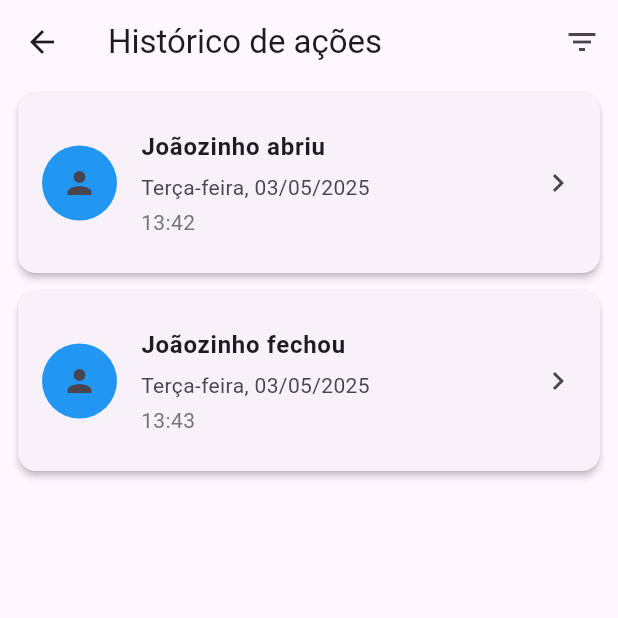
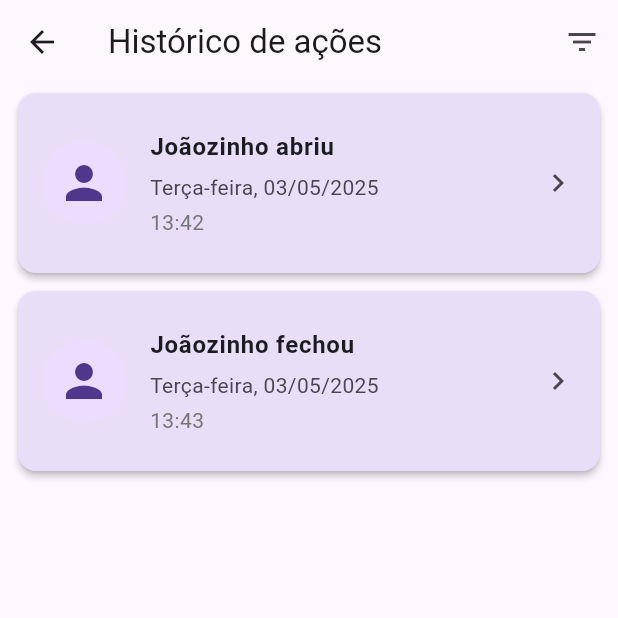
Before and after one commit to gusmariz/Projeto-Safe-Gate, a Flutter app: the TelaHistorico screen opened by its route, on a phone screen of 412 x 824 dp, the top half of it. Run offline on Flutter 3.47's test engine with Material 3 defaults, Android fonts, the phone set to English and light mode, and no system bars; our stand-ins replace google_fonts.

Commit message:
Plano de fundo da ListTile alterado e Widget CircleAvatar inserido no lugar de Container

```diff
--- a/lib/tela_historico.dart
+++ b/lib/tela_historico.dart
@@ -1,19 +1,20 @@
 import 'package:flutter/material.dart';
 
 class TelaHistorico extends StatelessWidget {
+  const TelaHistorico({super.key});
 
   @override
   Widget build(BuildContext context) {
     return Scaffold(
       appBar: AppBar(
-        title: Text('Histórico de ações'),
+        title: const Text('Histórico de ações'),
         leading: IconButton(
-          icon: Icon(Icons.arrow_back),
+          icon: const Icon(Icons.arrow_back),
           onPressed: () => Navigator.pop(context),
         ),
         actions: [
           IconButton(
-            icon: Icon(Icons.filter_list),
+            icon: const Icon(Icons.filter_list),
             onPressed: () {},
           ),
         ],
@@ -24,6 +25,8 @@ class TelaHistorico extends StatelessWidget {
 }
 
 class ListaHistorico extends StatelessWidget {
+  ListaHistorico({super.key});
+
   final List<ItemHistorico> itens = [
     ItemHistorico("Joãozinho abriu", "13:42", "Terça-feira", "03/05/2025"),
     ItemHistorico("Joãozinho fechou", "13:43", "Terça-feira", "03/05/2025"),
@@ -50,45 +53,39 @@ class ItemHistorico {
 }
 
 class ElementoHistorico extends StatelessWidget {
+  const ElementoHistorico({super.key, required this.item});
+
   final ItemHistorico item;
-
-  const ElementoHistorico({Key? key, required this.item}) : super(key: key);
 
   @override
   Widget build(BuildContext context) {
     return Card(
-      margin: EdgeInsets.symmetric(horizontal: 12, vertical: 6),
+      color: Theme.of(context).colorScheme.secondaryContainer,
+      margin: const EdgeInsets.symmetric(horizontal: 12, vertical: 6),
       elevation: 2,
       child: ListTile(
-        contentPadding: EdgeInsets.all(16),
-        leading: Container(
-          width: 50,
-          height: 50,
-          decoration: BoxDecoration(
-            color: Colors.blue[500],
-            shape: BoxShape.circle,
-          ),
-          child: Icon(
-            Icons.person,
-          ),
+        contentPadding: const EdgeInsets.all(16),
+        leading: const CircleAvatar(
+          radius: 28,
+          child: Icon(Icons.person, size: 36),
         ),
         title: Text(
           item.titulo,
-          style: TextStyle(fontWeight: FontWeight.bold),
+          style: const TextStyle(fontWeight: FontWeight.bold),
         ),
         subtitle: Column(
           crossAxisAlignment: CrossAxisAlignment.start,
           children: [
-            SizedBox(height: 5),
+            const SizedBox(height: 5),
             Text('${item.dia}, ${item.data}'),
-            SizedBox(height: 3),
+            const SizedBox(height: 3),
             Text(
               item.hora,
               style: TextStyle(color: Colors.grey[600]),
             )
           ],
         ),
-        trailing: Icon(Icons.chevron_right),
+        trailing: const Icon(Icons.chevron_right),
         onTap: () {},
       ),
     );
```
